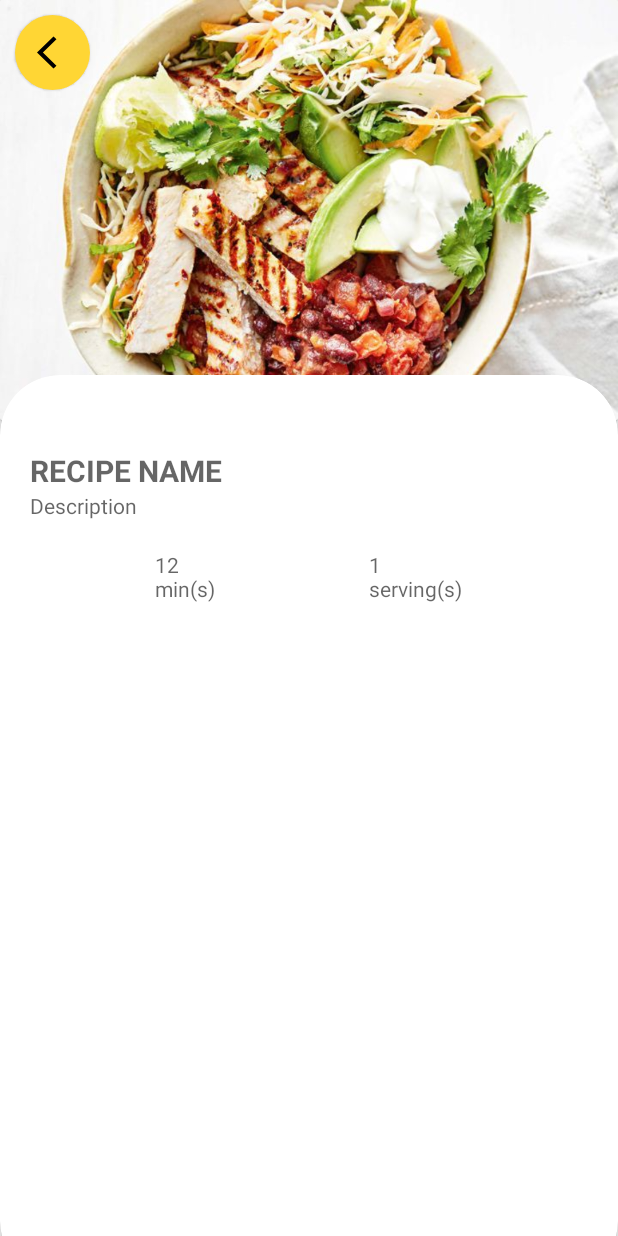
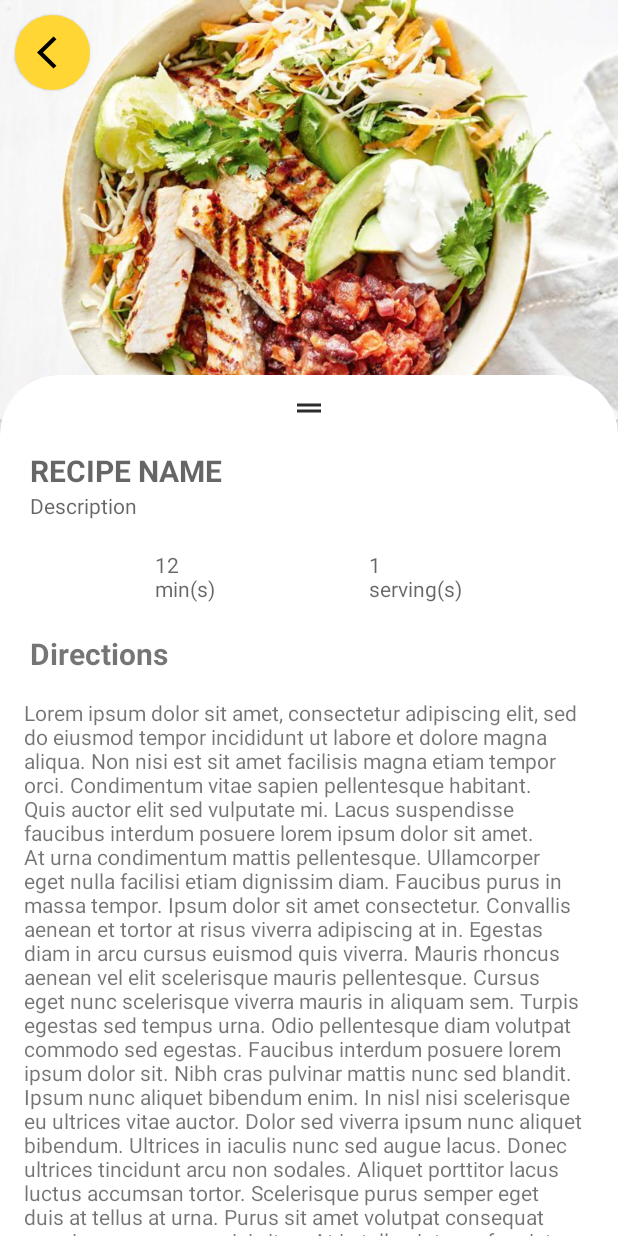
Before and after one commit to firuza-hub/TheCookBook, an Android app: the layout fragment_recipe_details.xml on its own in the app's theme, with its tools: preview values and no code run, on a phone screen of 412 x 824 dp. Run offline under Robolectric (Android 15) with nearby library versions, the phone set to English and light mode, and no system bars.

Commit message:
added motion layout to details view

```diff
--- /dev/null
+++ b/app/src/main/res/drawable/ic_drag_handle.xml
@@ -0,0 +1,5 @@
+<vector android:height="24dp" android:tint="#2D2D30"
+    android:viewportHeight="24" android:viewportWidth="24"
+    android:width="24dp" xmlns:android="http://schemas.android.com/apk/res/android">
+    <path android:fillColor="@android:color/white" android:pathData="M20,9H4v2h16V9zM4,15h16v-2H4V15z"/>
+</vector>
--- a/app/src/main/res/layout/fragment_recipe_details.xml
+++ b/app/src/main/res/layout/fragment_recipe_details.xml
@@ -11,15 +11,21 @@
     </data>
 
 
-    <LinearLayout
+    <androidx.constraintlayout.motion.widget.MotionLayout
+        android:id="@+id/mlRecipe"
         android:layout_width="match_parent"
         android:layout_height="match_parent"
         android:orientation="vertical"
+        app:layoutDescription="@xml/fragment_recipe_details_xml_constraintlayout3_scene"
         tools:context=".recipeDetails.RecipeDetailsFragment">
 
         <androidx.cardview.widget.CardView
+            android:id="@+id/cvHeader"
             android:layout_width="match_parent"
-            android:layout_height="280dp">
+            android:layout_height="280dp"
+            app:layout_constraintEnd_toEndOf="parent"
+            app:layout_constraintStart_toStartOf="parent"
+            app:layout_constraintTop_toTopOf="parent">
 
             <androidx.constraintlayout.widget.ConstraintLayout
                 android:layout_width="match_parent"
@@ -29,10 +35,10 @@
                     android:id="@+id/btnBack"
                     android:layout_width="50dp"
                     android:layout_height="50dp"
+                    android:layout_marginStart="10dp"
+                    android:layout_marginTop="10dp"
                     android:background="@drawable/round_button"
-                    android:layout_marginStart="10dp"
                     android:elevation="1dp"
-                    android:layout_marginTop="10dp"
                     app:layout_constraintStart_toStartOf="parent"
                     app:layout_constraintTop_toTopOf="parent" />
 
@@ -46,21 +52,35 @@
                     app:layout_constraintStart_toStartOf="parent"
                     app:layout_constraintTop_toTopOf="parent" />
 
+
             </androidx.constraintlayout.widget.ConstraintLayout>
 
 
         </androidx.cardview.widget.CardView>
 
         <androidx.cardview.widget.CardView
+            android:id="@+id/cvBody"
             android:layout_width="match_parent"
-            android:layout_height="match_parent"
+            android:layout_height="wrap_content"
             android:layout_marginTop="-30dp"
-            android:layout_marginBottom="-30dp"
-            app:cardCornerRadius="40dp">
+            app:cardCornerRadius="40dp"
+            app:layout_constraintEnd_toEndOf="parent"
+            app:layout_constraintStart_toStartOf="parent"
+            app:layout_constraintTop_toBottomOf="@+id/cvHeader">
 
             <androidx.constraintlayout.widget.ConstraintLayout
                 android:layout_width="match_parent"
                 android:layout_height="match_parent">
+
+                <ImageView
+                    android:id="@+id/ivDragHandle"
+                    android:layout_width="wrap_content"
+                    android:layout_height="wrap_content"
+                    android:layout_marginTop="10dp"
+                    app:layout_constraintEnd_toEndOf="parent"
+                    app:layout_constraintStart_toStartOf="parent"
+                    app:layout_constraintTop_toTopOf="parent"
+                    app:srcCompat="@drawable/ic_drag_handle" />
 
                 <TextView
                     android:id="@+id/tvName"
@@ -109,8 +129,32 @@
                     app:layout_constraintStart_toEndOf="@+id/tvCookTime"
                     app:layout_constraintTop_toTopOf="@+id/tvCookTime" />
 
+                <TextView
+                    android:id="@+id/tvDirectionsHeader"
+                    android:layout_width="wrap_content"
+                    android:layout_height="wrap_content"
+                    android:layout_marginStart="20dp"
+                    android:layout_marginTop="20dp"
+                    android:text="Directions"
+                    android:textSize="20sp"
+                    android:textStyle="bold"
+                    app:layout_constraintStart_toStartOf="parent"
+                    app:layout_constraintTop_toBottomOf="@+id/tvCookTime" />
+
+                <TextView
+                    android:id="@+id/tvDirection"
+                    android:layout_width="0dp"
+                    android:layout_height="wrap_content"
+                    android:layout_marginStart="16dp"
+                    android:layout_marginTop="16dp"
+                    android:layout_marginEnd="16dp"
+                    android:text="@string/mock_directions"
+                    app:layout_constraintEnd_toEndOf="parent"
+                    app:layout_constraintStart_toStartOf="parent"
+                    app:layout_constraintTop_toBottomOf="@+id/tvDirectionsHeader" />
+
             </androidx.constraintlayout.widget.ConstraintLayout>
         </androidx.cardview.widget.CardView>
 
-    </LinearLayout>
+    </androidx.constraintlayout.motion.widget.MotionLayout>
 </layout>
--- a/app/src/main/res/values/strings.xml
+++ b/app/src/main/res/values/strings.xml
@@ -4,4 +4,8 @@
     <string name="hello_blank_fragment">Hello blank fragment</string>
     <string name="generic_text_minutes">%1$s\nmin(s)</string>
     <string name="generic_text_servings">%1$s\nserving(s)</string>
+    <string name="mock_directions">Lorem ipsum dolor sit amet, consectetur adipiscing elit, sed do eiusmod tempor incididunt ut labore et dolore magna aliqua. Non nisi est sit amet facilisis magna etiam tempor orci. Condimentum vitae sapien pellentesque habitant. Quis auctor elit sed vulputate mi. Lacus suspendisse faucibus interdum posuere lorem ipsum dolor sit amet. At urna condimentum mattis pellentesque. Ullamcorper eget nulla facilisi etiam dignissim diam. Faucibus purus in massa tempor. Ipsum dolor sit amet consectetur. Convallis aenean et tortor at risus viverra adipiscing at in. Egestas diam in arcu cursus euismod quis viverra. Mauris rhoncus aenean vel elit scelerisque mauris pellentesque. Cursus eget nunc scelerisque viverra mauris in aliquam sem. Turpis egestas sed tempus urna.
+Odio pellentesque diam volutpat commodo sed egestas. Faucibus interdum posuere lorem ipsum dolor sit. Nibh cras pulvinar mattis nunc sed blandit. Ipsum nunc aliquet bibendum enim. In nisl nisi scelerisque eu ultrices vitae auctor. Dolor sed viverra ipsum nunc aliquet bibendum. Ultrices in iaculis nunc sed augue lacus. Donec ultrices tincidunt arcu non sodales. Aliquet porttitor lacus luctus accumsan tortor. Scelerisque purus semper eget duis at tellus at urna. Purus sit amet volutpat consequat mauris nunc congue nisi vitae. At in tellus integer feugiat scelerisque varius morbi enim nunc.
+Consectetur purus ut faucibus pulvinar. Pharetra pharetra massa massa ultricies mi. Suspendisse ultrices gravida dictum fusce ut. Nunc eget lorem dolor sed viverra ipsum nunc aliquet. Malesuada nunc vel risus commodo viverra maecenas accumsan. Cursus eget nunc scelerisque viverra mauris in aliquam. Egestas tellus rutrum tellus pellentesque eu tincidunt tortor aliquam. Vulputate odio ut enim blandit volutpat maecenas volutpat blandit aliquam. Magnis dis parturient montes nascetur. Nulla malesuada pellentesque elit eget gravida cum sociis. Cursus mattis molestie a iaculis at. Libero nunc consequat interdum varius sit amet mattis vulputate. Aenean et tortor at risus. Mattis ullamcorper velit sed ullamcorper morbi tincidunt. A cras semper auctor neque vitae tempus quam. Aliquam purus sit amet luctus venenatis lectus. Sit amet porttitor eget dolor morbi. Nec feugiat nisl pretium fusce id velit.
+Et netus et malesuada fames.</string>
 </resources>
--- /dev/null
+++ b/app/src/main/res/xml/fragment_recipe_details_xml_constraintlayout3_scene.xml
@@ -0,0 +1,34 @@
+<?xml version="1.0" encoding="utf-8"?>
+<MotionScene
+    xmlns:android="http://schemas.android.com/apk/res/android"
+    xmlns:motion="http://schemas.android.com/apk/res-auto">
+
+    <Transition
+        motion:constraintSetEnd="@+id/end"
+        motion:constraintSetStart="@id/start"
+        motion:duration="1000">
+       <KeyFrameSet>
+           <KeyAttribute
+               motion:motionTarget="@+id/cvHeader"
+               motion:framePosition="100"
+               android:alpha="0" />
+       </KeyFrameSet>
+        <OnSwipe motion:touchAnchorId="@+id/cvBody" />
+    </Transition>
+
+    <ConstraintSet android:id="@+id/start">
+
+    </ConstraintSet>
+
+    <ConstraintSet android:id="@+id/end">
+
+
+        <Constraint
+            motion:layout_constraintEnd_toEndOf="parent"
+            android:layout_width="match_parent"
+            android:layout_height="wrap_content"
+            motion:layout_constraintStart_toStartOf="parent"
+            android:id="@+id/cvBody"
+            motion:layout_constraintTop_toTopOf="@+id/cvHeader" />
+    </ConstraintSet>
+</MotionScene>
```
